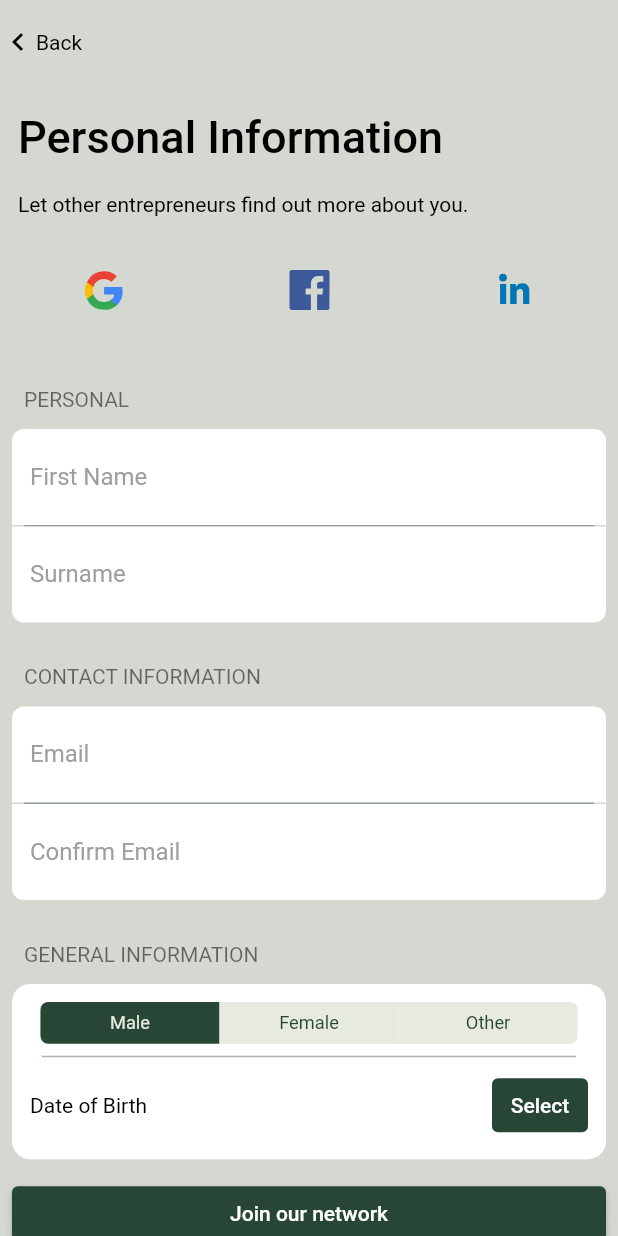
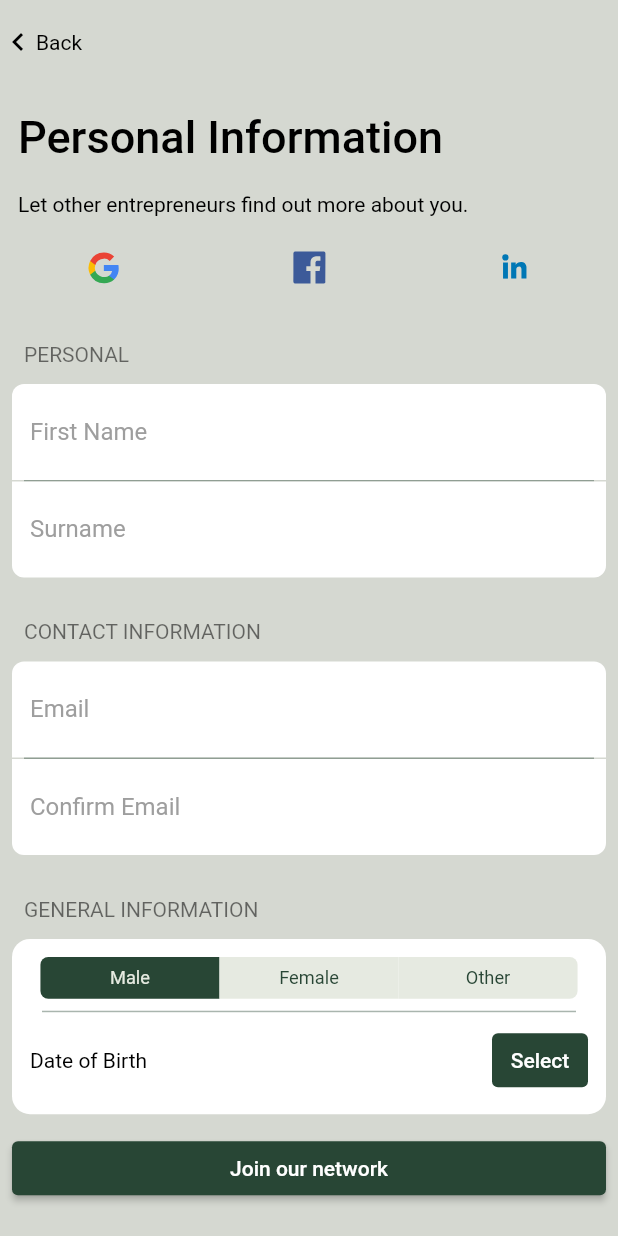
Before and after one commit to The-Bonsai-Network/the-bonsai-network, a Flutter app: the screen it shows after launch, after a tap on an icon or button, on a phone screen of 412 x 824 dp. Run offline on Flutter 3.47's test engine with Material 2 defaults, Android fonts, the phone set to English and light mode, and no system bars; our stand-ins replace auto_route, firebase_auth, firebase_core, flutter_dotenv, flutter_riverpod, flutter_svg and 6 more; missing offline and left inert: linkedin_login, system_theme, window_manager; accounts and stored records are empty.

Commit message:
Sign in with Apple Added.

```diff
--- /dev/null
+++ b/lib/foundation/html_shim.dart
@@ -0,0 +1 @@
+const dynamic window = null;
--- a/lib/presentation/pages/login/components/oauth_container.dart
+++ b/lib/presentation/pages/login/components/oauth_container.dart
@@ -1,9 +1,12 @@
+import 'dart:io';
+
 import 'package:auto_route/auto_route.dart';
 import 'package:flutter/material.dart';
 import 'package:flutter_svg/flutter_svg.dart';
 import 'package:provider/provider.dart';
 
 import 'package:bonsai_network/injection.dart';
+import 'package:bonsai_network/presentation/pages/login/components/oauth/apple_oauth.dart';
 import 'package:bonsai_network/presentation/pages/login/components/oauth/linkedin_oauth.dart';
 import 'package:bonsai_network/presentation/routes/app_router.dart';
 import 'package:bonsai_network/application/login_menu_notifier.dart';
@@ -65,11 +68,11 @@ class _OAuthContainerWidgetState extends State<OAuthContainerWidget> {
             splashColor: ThemeColor.green4.color,
             borderRadius: BorderRadius.circular(12.0),
             child: Padding(
-              padding: const EdgeInsets.all(12.0),
+              padding: const EdgeInsets.all(2.0),
               child: SvgPicture.asset(
                 svg,
                 fit: BoxFit.contain,
-                width: 50.0,
+                width: 40.0,
               ),
             ),
             onTap: () {
@@ -92,7 +95,9 @@ class _OAuthContainerWidgetState extends State<OAuthContainerWidget> {
   Widget build(BuildContext context) {
     return Padding(
       padding: const EdgeInsets.only(top: 12.0),
-      child: Row(
+      child: Column(
+        children: [
+          Row(
             mainAxisAlignment: MainAxisAlignment.spaceAround,
             crossAxisAlignment: CrossAxisAlignment.center,
             children: [
@@ -104,6 +109,22 @@ class _OAuthContainerWidgetState extends State<OAuthContainerWidget> {
                   'assets/images/oauth/linkedin.svg', LinkedInRoute.name),
             ],
           ),
+          if (Platform.isIOS) ...[
+            InkWell(
+              highlightColor: ThemeColor.green5.color.withOpacity(0.2),
+              splashColor: ThemeColor.green4.color,
+              borderRadius: BorderRadius.circular(12.0),
+              child: const Padding(
+                padding: EdgeInsets.all(12.0),
+                child: SizedBox(
+                  height: 50.0,
+                  child: AppleSignInButton(),
+                ),
+              ),
+            ),
+          ],
+        ],
+      ),
     );
   }
 }
--- a/pubspec.yaml
+++ b/pubspec.yaml
@@ -85,6 +85,8 @@ dependencies:
 
   # For OAuth
   linkedin_login: ^2.2.1
+  google_sign_in: ^5.3.3
+  sign_in_with_apple: ^4.0.0
 
   # For URL Management
   url_strategy: ^0.2.0
```
Also changed, not shown: lib/presentation/pages/login/components/oauth/apple_oauth.dart (added, +68 -0 lines), pubspec.lock, 8 other files. Lines whose indentation alone changed are shown as unchanged.
